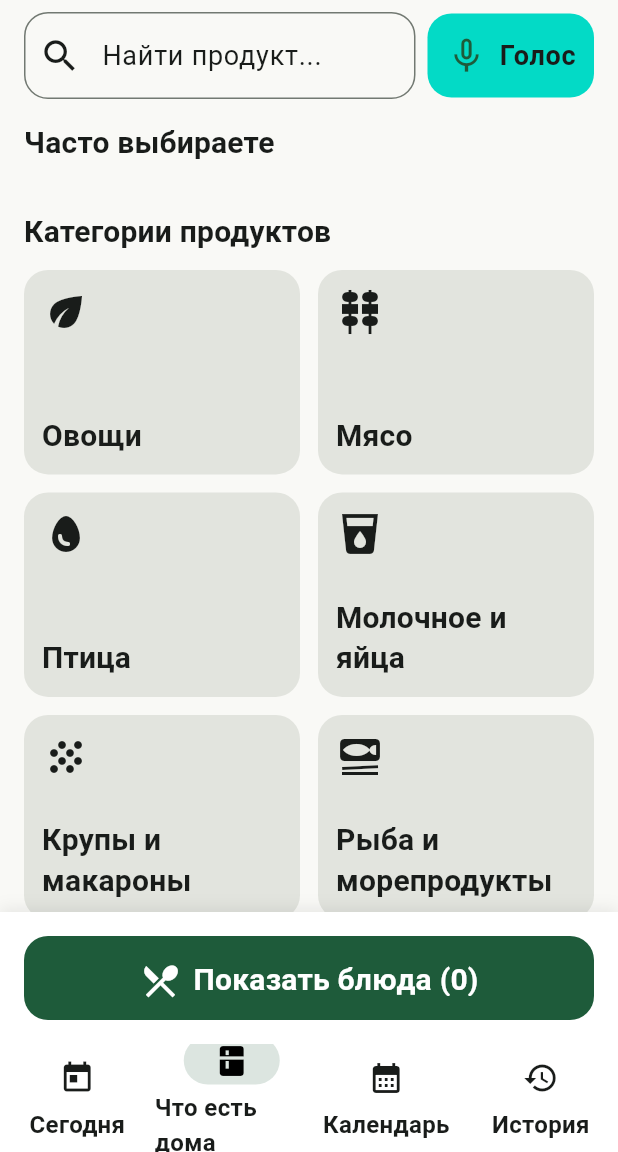
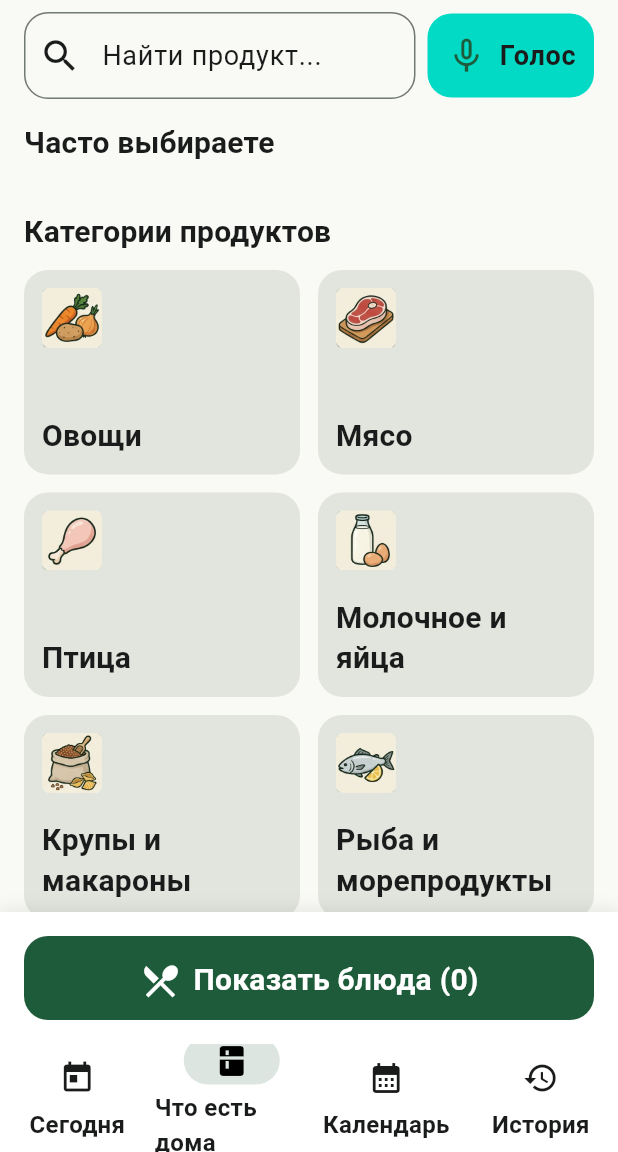
Before and after one commit to zar1xxx/cooker, a Flutter app: the screen it shows after launch, item 2 of the bottom bar chosen, on a phone screen of 412 x 824 dp, the part 84-1236 px from its top. Run offline on Flutter 3.47's test engine with Material 3 defaults, Android fonts, the phone set to English and light mode, and no system bars; our stand-ins replace clock, connectivity_plus, dio, drift, drift_flutter, flutter_local_notifications and 8 more; missing offline and left inert: network_info_plus; accounts and stored records are empty; generated files the repository leaves out were written again.

Commit message:
R1-04: Integrate graphic assets into UI (A-01)

```diff
--- /dev/null
+++ b/lib/app/app_images.dart
@@ -0,0 +1,340 @@
+import 'package:flutter/material.dart';
+
+import '../core/db/enums.dart';
+
+/// Centralized registry for all graphic assets in the app (A-01 / R1-04).
+///
+/// Icons are 180x180 px pre-rendered tiles on warm cream background with rounded corners.
+/// Placeholders are ~528 px wide WebP illustrations.
+abstract final class AppImages {
+  // Category Icons (15 categories from spec/data/ingredient_categories.json)
+  static const String categoryVegetables =
+      'assets/icons/categories/vegetables.png';
+  static const String categoryFruits = 'assets/icons/categories/fruits.png';
+  static const String categoryMeat = 'assets/icons/categories/meat.png';
+  static const String categoryPoultry = 'assets/icons/categories/poultry.png';
+  static const String categoryFish = 'assets/icons/categories/fish.png';
+  static const String categoryDairy = 'assets/icons/categories/dairy.png';
+  static const String categoryGrains = 'assets/icons/categories/grains.png';
+  static const String categoryBakery = 'assets/icons/categories/bakery.png';
+  static const String categoryLegumes = 'assets/icons/categories/legumes.png';
+  static const String categoryMushrooms =
+      'assets/icons/categories/mushrooms.png';
+  static const String categoryCanned = 'assets/icons/categories/canned.png';
+  static const String categorySpices = 'assets/icons/categories/spices.png';
+  static const String categoryNuts = 'assets/icons/categories/nuts.png';
+  static const String categorySweets = 'assets/icons/categories/sweets.png';
+  static const String categoryGreens = 'assets/icons/categories/greens.png';
+
+  // Dish Type Icons (10 DishType enum values)
+  static const String dishSoup = 'assets/icons/dish_types/soup.png';
+  static const String dishMain = 'assets/icons/dish_types/main.png';
+  static const String dishSide = 'assets/icons/dish_types/side.png';
+  static const String dishSalad = 'assets/icons/dish_types/salad.png';
+  static const String dishBreakfast = 'assets/icons/dish_types/breakfast.png';
+  static const String dishSnack = 'assets/icons/dish_types/snack.png';
+  static const String dishBaking = 'assets/icons/dish_types/baking.png';
+  static const String dishDessert = 'assets/icons/dish_types/dessert.png';
+  static const String dishDrink = 'assets/icons/dish_types/drink.png';
+  static const String dishPreserve = 'assets/icons/dish_types/preserve.png';
+
+  // Recipe Placeholders (WebP)
+  static const String placeholderSoup = 'assets/images/placeholders/soup.webp';
+  static const String placeholderMain = 'assets/images/placeholders/main.webp';
+  static const String placeholderSide = 'assets/images/placeholders/side.webp';
+  static const String placeholderSalad =
+      'assets/images/placeholders/salad.webp';
+
+  // State Illustrations (WebP)
+  static const String stateNoDishes = 'assets/images/states/no_dishes.webp';
+  static const String stateErrorGeneric =
+      'assets/images/states/error_generic.webp';
+
+  // Cooking Illustrations (WebP)
+  static const String cookingStepStart =
+      'assets/images/cooking/step_start.webp';
+  static const String cookingTimerRing =
+      'assets/images/cooking/timer_ring.webp';
+
+  /// Maps ingredient category id to asset path.
+  static const Map<String, String> categoryIcons = {
+    'vegetables': categoryVegetables,
+    'fruits': categoryFruits,
+    'meat': categoryMeat,
+    'poultry': categoryPoultry,
+    'fish': categoryFish,
+    'dairy': categoryDairy,
+    'grains': categoryGrains,
+    'bakery': categoryBakery,
+    'legumes': categoryLegumes,
+    'mushrooms': categoryMushrooms,
+    'canned': categoryCanned,
+    'spices': categorySpices,
+    'nuts': categoryNuts,
+    'sweets': categorySweets,
+    'greens': categoryGreens,
+  };
+
+  /// Maps DishType enum to asset path.
+  static const Map<DishType, String> dishTypeIcons = {
+    DishType.soup: dishSoup,
+    DishType.main: dishMain,
+    DishType.side: dishSide,
+    DishType.salad: dishSalad,
+    DishType.breakfast: dishBreakfast,
+    DishType.snack: dishSnack,
+    DishType.baking: dishBaking,
+    DishType.dessert: dishDessert,
+    DishType.drink: dishDrink,
+    DishType.preserve: dishPreserve,
+  };
+
+  /// Maps DishType enum to placeholder illustration path (if available).
+  static const Map<DishType, String> recipePlaceholders = {
+    DishType.soup: placeholderSoup,
+    DishType.main: placeholderMain,
+    DishType.side: placeholderSide,
+    DishType.salad: placeholderSalad,
+  };
+
+  /// Resolves category icon asset path by category id with fallback.
+  static String? categoryIconPath(String categoryId) {
+    return categoryIcons[categoryId];
+  }
+
+  /// Resolves DishType icon asset path by DishType enum.
+  static String dishTypeIconPath(DishType dishType) {
+    return dishTypeIcons[dishType] ?? dishMain;
+  }
+
+  /// Resolves recipe placeholder asset path by DishType, or null if no dedicated placeholder.
+  static String? recipePlaceholderPath(DishType dishType) {
+    return recipePlaceholders[dishType];
+  }
+
+  /// Fallback Material Icon for a category.
+  static IconData fallbackCategoryIcon(String categoryId) {
+    switch (categoryId) {
+      case 'vegetables':
+      case 'carrot':
+        return Icons.eco;
+      case 'fruits':
+      case 'apple':
+        return Icons.apple;
+      case 'meat':
+        return Icons.kebab_dining;
+      case 'poultry':
+      case 'chicken':
+        return Icons.egg;
+      case 'fish':
+        return Icons.set_meal;
+      case 'dairy':
+      case 'milk':
+        return Icons.local_drink;
+      case 'grains':
+      case 'grain':
+        return Icons.grain;
+      case 'bakery':
+      case 'bread':
+        return Icons.bakery_dining;
+      case 'legumes':
+      case 'bean':
+        return Icons.circle;
+      case 'mushrooms':
+      case 'mushroom':
+        return Icons.forest;
+      case 'canned':
+        return Icons.inventory_2_outlined;
+      case 'spices':
+        return Icons.flare;
+      case 'nuts':
+        return Icons.yard_outlined;
+      case 'sweets':
+        return Icons.cake_outlined;
+      case 'greens':
+        return Icons.grass;
+      default:
+        return Icons.category_outlined;
+    }
+  }
+
+  /// Fallback Material Icon for DishType.
+  static IconData fallbackDishTypeIcon(DishType dishType) {
+    switch (dishType) {
+      case DishType.soup:
+        return Icons.soup_kitchen;
+      case DishType.main:
+        return Icons.dinner_dining;
+      case DishType.side:
+        return Icons.rice_bowl;
+      case DishType.salad:
+        return Icons.eco;
+      case DishType.breakfast:
+        return Icons.free_breakfast;
+      case DishType.snack:
+        return Icons.fastfood;
+      case DishType.baking:
+        return Icons.bakery_dining;
+      case DishType.dessert:
+        return Icons.icecream;
+      case DishType.drink:
+        return Icons.local_cafe;
+      case DishType.preserve:
+        return Icons.takeout_dining;
+    }
+  }
+}
+
+/// Widget for displaying a category tile icon in ClipRRect with ~10% radius,
+/// accessible semantics, and Material icon fallback.
+class AppCategoryIcon extends StatelessWidget {
+  const AppCategoryIcon({
+    super.key,
+    required this.categoryId,
+    this.size = 48,
+    this.semanticLabel,
+  });
+
+  final String categoryId;
+  final double size;
+  final String? semanticLabel;
+
+  @override
+  Widget build(BuildContext context) {
+    final assetPath = AppImages.categoryIconPath(categoryId);
+    final fallbackIcon = AppImages.fallbackCategoryIcon(categoryId);
+
+    Widget imageWidget;
+    if (assetPath != null) {
+      imageWidget = ClipRRect(
+        borderRadius: BorderRadius.circular(size * 0.1),
+        child: Image.asset(
+          assetPath,
+          width: size,
+          height: size,
+          fit: BoxFit.contain,
+          errorBuilder: (_, _, _) => Icon(fallbackIcon, size: size * 0.7),
+        ),
+      );
+    } else {
+      imageWidget = Icon(fallbackIcon, size: size * 0.7);
+    }
+
+    if (semanticLabel != null && semanticLabel!.isNotEmpty) {
+      return Semantics(label: semanticLabel, image: true, child: imageWidget);
+    }
+    return imageWidget;
+  }
+}
+
+/// Widget for displaying a DishType icon tile in ClipRRect with ~10% radius.
+class AppDishTypeIcon extends StatelessWidget {
+  const AppDishTypeIcon({
+    super.key,
+    required this.dishType,
+    this.size = 32,
+    this.semanticLabel,
+  });
+
+  final DishType dishType;
+  final double size;
+  final String? semanticLabel;
+
+  @override
+  Widget build(BuildContext context) {
+    final assetPath = AppImages.dishTypeIconPath(dishType);
+    final fallbackIcon = AppImages.fallbackDishTypeIcon(dishType);
+
+    final imageWidget = ClipRRect(
+      borderRadius: BorderRadius.circular(size * 0.1),
+      child: Image.asset(
+        assetPath,
+        width: size,
+        height: size,
+        fit: BoxFit.contain,
+        errorBuilder: (_, _, _) => Icon(fallbackIcon, size: size * 0.7),
+      ),
+    );
+
+    if (semanticLabel != null && semanticLabel!.isNotEmpty) {
+      return Semantics(label: semanticLabel, image: true, child: imageWidget);
+    }
+    return imageWidget;
+  }
+}
+
+/// Header placeholder illustration for recipe cards and recipe detail screen.
+/// Uses high-res WebP placeholder when available, or dishes tile on warm cream background.
+class AppRecipePlaceholder extends StatelessWidget {
+  const AppRecipePlaceholder({
+    super.key,
+    required this.dishType,
+    this.height = 140,
+    this.fit = BoxFit.cover,
+    this.borderRadius = const BorderRadius.vertical(top: Radius.circular(16)),
+  });
+
+  final DishType dishType;
+  final double height;
+  final BoxFit fit;
+  final BorderRadius borderRadius;
+
+  @override
+  Widget build(BuildContext context) {
+    final path = AppImages.recipePlaceholderPath(dishType);
+
+    if (path != null) {
+      return ClipRRect(
+        borderRadius: borderRadius,
+        child: SizedBox(
+          height: height,
+          width: double.infinity,
+          child: Image.asset(
+            path,
+            fit: fit,
+            errorBuilder: (_, _, _) => _fallbackBox(context),
+          ),
+        ),
+      );
+    }
+
+    return ClipRRect(borderRadius: borderRadius, child: _fallbackBox(context));
+  }
+
+  Widget _fallbackBox(BuildContext context) {
+    return Container(
+      height: height,
+      width: double.infinity,
+      color: const Color(0xFFF2E6D0),
+      alignment: Alignment.center,
+      child: AppDishTypeIcon(dishType: dishType, size: 72),
+    );
+  }
+}
+
+/// State illustration widget (empty dishes, generic error)
+class AppStateIllustration extends StatelessWidget {
+  const AppStateIllustration({
+    super.key,
+    required this.assetPath,
+    this.height = 160,
+    this.semanticLabel,
+  });
+
+  final String assetPath;
+  final double height;
+  final String? semanticLabel;
+
+  @override
+  Widget build(BuildContext context) {
+    final image = ClipRRect(
+      borderRadius: BorderRadius.circular(16),
+      child: Image.asset(assetPath, height: height, fit: BoxFit.contain),
+    );
+
+    if (semanticLabel != null) {
+      return Semantics(label: semanticLabel, image: true, child: image);
+    }
+    return image;
+  }
+}
--- a/lib/features/pantry/pantry_screen.dart
+++ b/lib/features/pantry/pantry_screen.dart
@@ -3,49 +3,13 @@ import 'package:flutter_riverpod/flutter_riverpod.dart';
 import 'package:go_router/go_router.dart';
 import 'package:speech_to_text/speech_to_text.dart';
 
+import '../../app/app_images.dart';
 import '../../core/db/app_database.dart';
 import '../../core/providers.dart';
 import '../../l10n/app_localizations.dart';
 
 extension _StringCapitalize on String {
   String capitalize() => isEmpty ? this : this[0].toUpperCase() + substring(1);
-}
-
-IconData _categoryIconData(String icon) {
-  switch (icon) {
-    case 'carrot':
-      return Icons.eco;
-    case 'apple':
-      return Icons.apple;
-    case 'meat':
-      return Icons.kebab_dining;
-    case 'chicken':
-      return Icons.egg;
-    case 'fish':
-      return Icons.set_meal;
-    case 'milk':
-      return Icons.local_drink;
-    case 'grain':
-      return Icons.grain;
-    case 'bread':
-      return Icons.bakery_dining;
-    case 'bean':
-      return Icons.circle;
-    case 'mushroom':
-      return Icons.forest;
-    case 'can':
-      return Icons.inventory_2;
-    case 'spice':
-      return Icons.soup_kitchen;
-    case 'nut':
-      return Icons.grain;
-    case 'candy':
-      return Icons.cake;
-    case 'leaf':
-      return Icons.grass;
-    default:
-      return Icons.restaurant;
-  }
 }
 
 class PantryScreen extends ConsumerStatefulWidget {
@@ -515,12 +479,10 @@ class _CategoryTile extends ConsumerWidget {
                 Row(
                   mainAxisAlignment: MainAxisAlignment.spaceBetween,
                   children: [
-                    Icon(
-                      _categoryIconData(category.icon),
-                      size: 32,
-                      color: hasSelected
-                          ? theme.colorScheme.primary
-                          : theme.colorScheme.onSurfaceVariant,
+                    AppCategoryIcon(
+                      categoryId: category.id,
+                      size: 40,
+                      semanticLabel: category.name,
                     ),
                     if (hasSelected)
                       Container(
@@ -662,10 +624,10 @@ class _CategoryIngredientsSheet extends ConsumerWidget {
               padding: const EdgeInsets.fromLTRB(16, 16, 16, 8),
               child: Row(
                 children: [
-                  Icon(
-                    _categoryIconData(category.icon),
-                    size: 32,
-                    color: theme.colorScheme.primary,
+                  AppCategoryIcon(
+                    categoryId: category.id,
+                    size: 40,
+                    semanticLabel: category.name,
                   ),
                   const SizedBox(width: 12),
                   Expanded(
--- a/pubspec.yaml
+++ b/pubspec.yaml
@@ -91,6 +91,11 @@ flutter:
     - assets/ai/schemas/
     - assets/ai/prompts/
     - assets/certs/
+    - assets/icons/categories/
+    - assets/icons/dish_types/
+    - assets/images/placeholders/
+    - assets/images/states/
+    - assets/images/cooking/
 
   # To add assets to your application, add an assets section, like this:
   # assets:
```
Also changed, not shown: lib/features/calendar/calendar_screen.dart (+7 -29 lines), lib/features/calendar/recipe_picker_sheet.dart (+6 -1 lines), lib/features/calendar/today_screen.dart (+5 -17 lines), lib/features/history/history_screen.dart (+4 -32 lines), lib/features/recipe/cooking_screen.dart (+21 -4 lines), lib/features/recipe/recipe_screen.dart (+13 -27 lines), lib/features/suggestions/suggestions_screen.dart (+21 -41 lines), docs/reports/img/cooking_step1.png (added), docs/reports/img/pantry_screen.png (added), docs/reports/img/recipe_screen.png (added), docs/reports/img/suggestions_empty.png (added), 4 other files.
